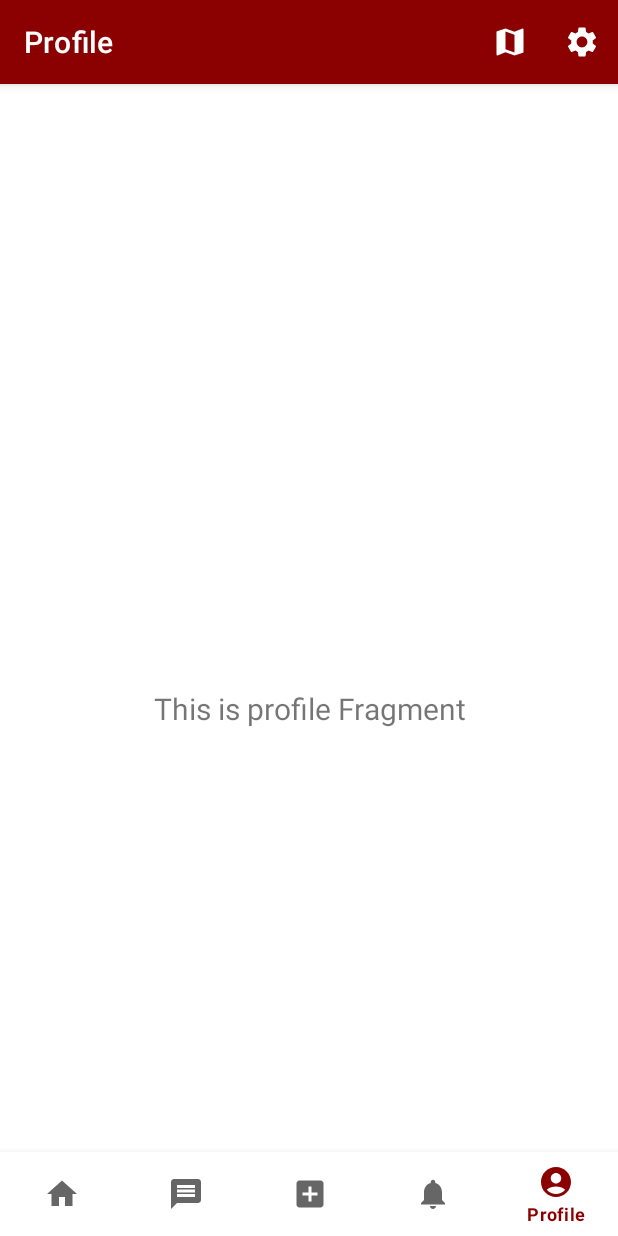
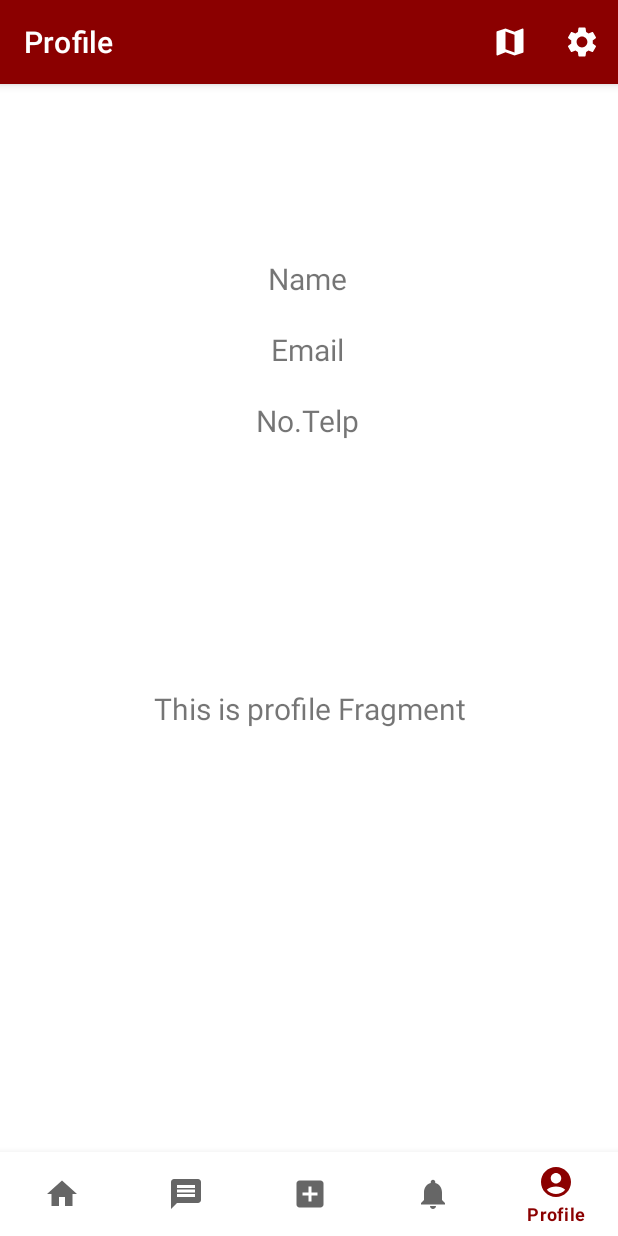
Before and after one commit to farizaiz/MYFOGO, an Android app: the ProfileFragment screen opened through its navigation route, on a phone screen of 412 x 824 dp. Run offline under Robolectric (Android 15) with nearby library versions, the light colour scheme and no system bars; our stand-ins replace CircleImageView, navigation-ui.

Commit message:
Update Profile

```diff
--- a/app/build.gradle
+++ b/app/build.gradle
@@ -94,4 +94,7 @@ dependencies {
 
     androidTestImplementation "androidx.arch.core:core-testing:2.1.0"
     androidTestImplementation "org.jetbrains.kotlinx:kotlinx-coroutines-test:1.5.2"
+
+    implementation 'de.hdodenhof:circleimageview:3.1.0'
+
 }
--- a/app/src/main/res/layout/fragment_profile.xml
+++ b/app/src/main/res/layout/fragment_profile.xml
@@ -19,4 +19,51 @@
         app:layout_constraintEnd_toEndOf="parent"
         app:layout_constraintStart_toStartOf="parent"
         app:layout_constraintTop_toTopOf="parent" />
+
+    <de.hdodenhof.circleimageview.CircleImageView
+        android:id="@+id/imageView2"
+        android:layout_width="wrap_content"
+        android:layout_height="wrap_content"
+        android:layout_marginTop="28dp"
+        app:layout_constraintEnd_toEndOf="parent"
+        app:layout_constraintHorizontal_bias="0.498"
+        app:layout_constraintStart_toStartOf="parent"
+        app:layout_constraintTop_toTopOf="parent"
+        tools:src="@tools:sample/avatars" />
+
+    <TextView
+        android:id="@+id/name"
+        android:layout_width="wrap_content"
+        android:layout_height="wrap_content"
+        android:layout_marginTop="32dp"
+        android:text="Name"
+        android:textSize="20sp"
+        app:layout_constraintEnd_toEndOf="parent"
+        app:layout_constraintHorizontal_bias="0.498"
+        app:layout_constraintStart_toStartOf="parent"
+        app:layout_constraintTop_toBottomOf="@+id/imageView2" />
+
+    <TextView
+        android:id="@+id/name2"
+        android:layout_width="wrap_content"
+        android:layout_height="wrap_content"
+        android:layout_marginTop="20dp"
+        android:text="Email"
+        android:textSize="20sp"
+        app:layout_constraintEnd_toEndOf="parent"
+        app:layout_constraintHorizontal_bias="0.498"
+        app:layout_constraintStart_toStartOf="parent"
+        app:layout_constraintTop_toBottomOf="@+id/name" />
+
+    <TextView
+        android:id="@+id/name3"
+        android:layout_width="wrap_content"
+        android:layout_height="wrap_content"
+        android:layout_marginTop="20dp"
+        android:text="No.Telp"
+        android:textSize="20sp"
+        app:layout_constraintEnd_toEndOf="parent"
+        app:layout_constraintHorizontal_bias="0.498"
+        app:layout_constraintStart_toStartOf="parent"
+        app:layout_constraintTop_toBottomOf="@+id/name2" />
 </androidx.constraintlayout.widget.ConstraintLayout>
```
